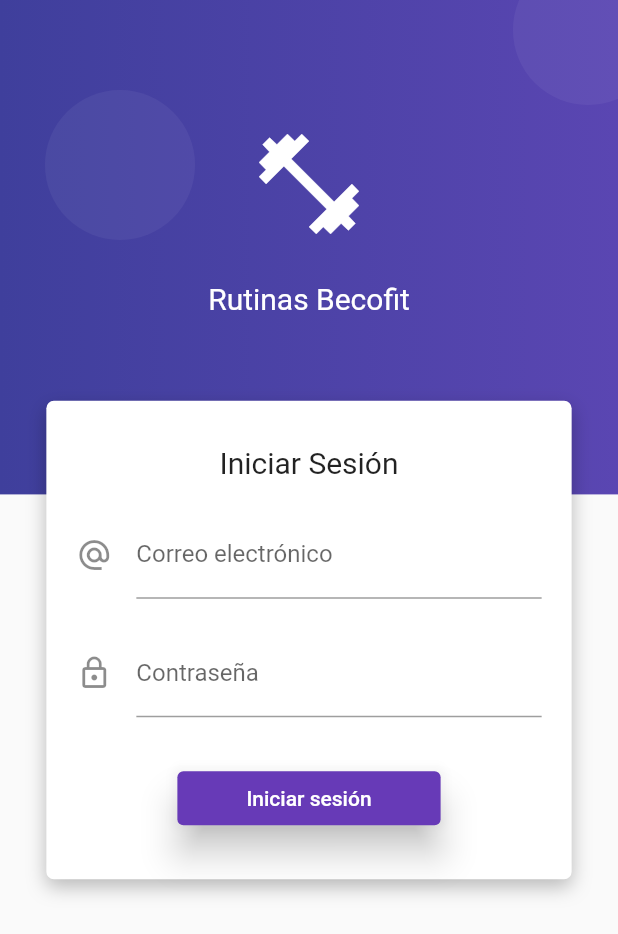
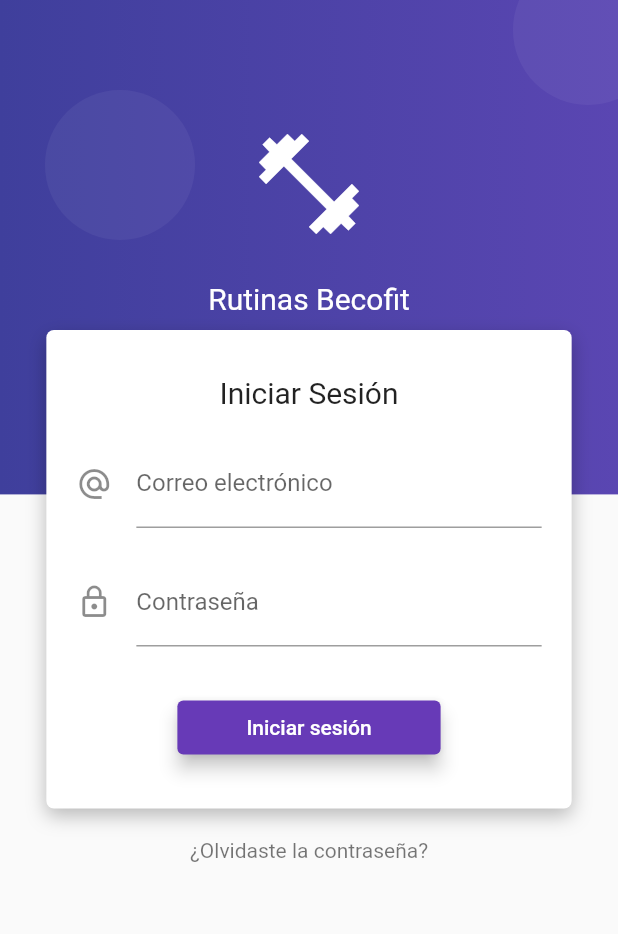
Before and after one commit to p3isman/flutter_products_inventory, a Flutter app: the screen it shows after launch, on a phone screen of 412 x 824 dp. Shown: the top 934 px of the screen. Run offline on Flutter 3.47's test engine with Material 2 defaults, Android fonts, the phone set to English and light mode, and no system bars.

Commit message:
complete login_page

```diff
--- a/lib/pages/login_page.dart
+++ b/lib/pages/login_page.dart
@@ -81,7 +81,7 @@ class _LoginForm extends StatelessWidget {
         children: [
           SafeArea(
             child: Container(
-              height: size.height * 0.30,
+              height: 200.0,
             ),
           ),
           Container(
@@ -109,6 +109,14 @@ class _LoginForm extends StatelessWidget {
               ],
             ),
           ),
+          InkWell(
+            onTap: () {},
+            child: Text(
+              '¿Olvidaste la contraseña?',
+              style: TextStyle(color: Colors.black54),
+            ),
+          ),
+          SizedBox(height: 100.0),
         ],
       ),
     );
@@ -153,7 +161,7 @@ class _Button extends StatelessWidget {
   Widget build(BuildContext context) {
     return ElevatedButton(
       style: ButtonStyle(
-          elevation: MaterialStateProperty.resolveWith((states) => 10.0)),
+          elevation: MaterialStateProperty.resolveWith((states) => 5.0)),
       child: Container(
         padding: EdgeInsets.symmetric(horizontal: 30.0),
         child: Text('Iniciar sesión'),
```
